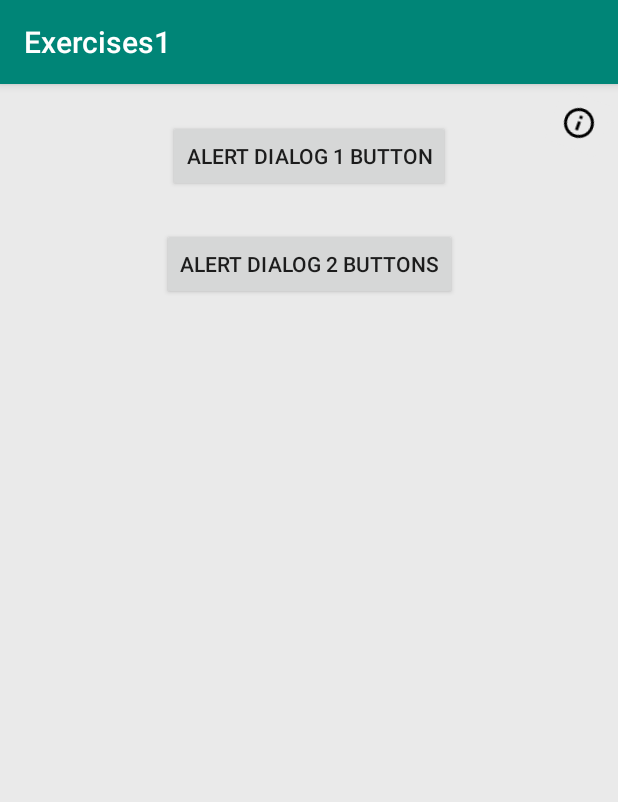
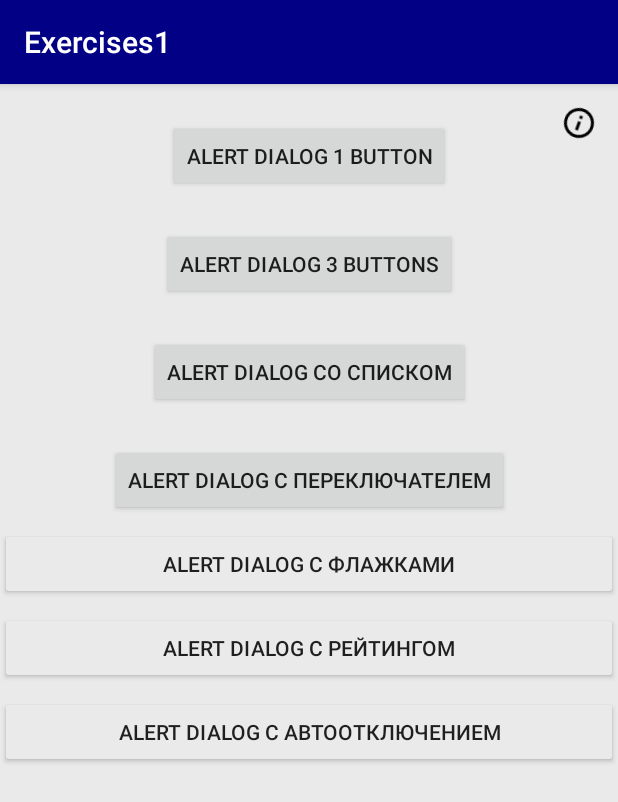
Before and after one commit to 2wiktor2/Exercises, an Android app: the screen it shows after launch (AndroidZadacha1), after a tap on "DIALOG'S", on a phone screen of 412 x 824 dp. Shown: the top 802 px of the screen. Run offline under Robolectric (Android 15) with nearby library versions, the phone set to English and light mode, and no system bars.

Commit message:
AndroidZadacha2 notificatins

```diff
--- a/app/src/main/AndroidManifest.xml
+++ b/app/src/main/AndroidManifest.xml
@@ -22,7 +22,8 @@
         <activity android:name=".Zadacha3" />
         <activity android:name=".Zadacha4" />
         <activity android:name=".Zadacha5" />
-        <activity android:name=".Zadacha6"></activity>
+        <activity android:name=".Zadacha6" />
+        <activity android:name=".AndroidZadacha2Activity"></activity>
     </application>
 
 </manifest>
--- a/app/src/main/java/com/wiktor/exercises1/MainActivity.java
+++ b/app/src/main/java/com/wiktor/exercises1/MainActivity.java
@@ -10,6 +10,7 @@ public class MainActivity extends AppCompatActivity implements View.OnClickListe
 
     Button exercise1, exercise2, exercise3,exercise4,exercise5, exercise6 ;
     Button exerciseAndroid1;
+    Button exerciseAndroid2;
 
 
     @Override
@@ -25,6 +26,7 @@ public class MainActivity extends AppCompatActivity implements View.OnClickListe
         exercise6 = findViewById(R.id.zadacha6);
 
         exerciseAndroid1 = findViewById(R.id.android_zadacha1);
+        exerciseAndroid2 = findViewById(R.id.android_zadacha2);
 
         exercise1.setOnClickListener(this);
         exercise2.setOnClickListener(this);
@@ -33,6 +35,7 @@ public class MainActivity extends AppCompatActivity implements View.OnClickListe
         exercise5.setOnClickListener(this);
         exercise6.setOnClickListener(this);
         exerciseAndroid1.setOnClickListener(this);
+        exerciseAndroid2.setOnClickListener(this);
     }
 
     @Override
@@ -67,6 +70,10 @@ public class MainActivity extends AppCompatActivity implements View.OnClickListe
                 Intent intent_android_zadacha1 = new Intent(this, AndroidZadacha1.class);
                 startActivity(intent_android_zadacha1);
                 break;
+                case R.id.android_zadacha2:
+                Intent intent_android_zadacha2 = new Intent(this, AndroidZadacha1.class);
+                startActivity(intent_android_zadacha2);
+                break;
         }
     }
 }
--- a/app/src/main/res/layout/android_zadacha1.xml
+++ b/app/src/main/res/layout/android_zadacha1.xml
@@ -22,10 +22,63 @@
         android:layout_width="wrap_content"
         android:layout_height="wrap_content"
         android:layout_marginTop="24dp"
-        android:text="Alert Dialog 2 Buttons"
+        android:text="Alert Dialog 3 Buttons"
         app:layout_constraintLeft_toLeftOf="parent"
         app:layout_constraintRight_toRightOf="parent"
         app:layout_constraintTop_toBottomOf="@+id/button_dialog1" />
+
+    <Button
+        android:id="@+id/button_dialog3"
+        android:layout_width="wrap_content"
+        android:layout_height="wrap_content"
+        android:layout_marginTop="24dp"
+        android:text="Alert Dialog со списком"
+        app:layout_constraintLeft_toLeftOf="parent"
+        app:layout_constraintRight_toRightOf="parent"
+        app:layout_constraintTop_toBottomOf="@+id/button_dialog2" />
+
+    <Button
+        android:id="@+id/button_dialog4"
+        android:layout_width="wrap_content"
+        android:layout_height="wrap_content"
+        android:layout_marginTop="24dp"
+        android:text="Alert Dialog с переключателем"
+        app:layout_constraintLeft_toLeftOf="parent"
+        app:layout_constraintRight_toRightOf="parent"
+        app:layout_constraintTop_toBottomOf="@+id/button_dialog3" />
+
+    <Button
+        android:id="@+id/button_dialog5"
+        android:layout_width="match_parent"
+        android:layout_height="wrap_content"
+        android:layout_marginTop="8dp"
+        android:text="Alert Dialog с флажками"
+        android:backgroundTint="@color/mainBackgroundColor"
+        app:layout_constraintLeft_toLeftOf="parent"
+        app:layout_constraintRight_toRightOf="parent"
+        app:layout_constraintTop_toBottomOf="@+id/button_dialog4" />
+    <Button
+        android:id="@+id/button_dialog6"
+        android:layout_width="match_parent"
+        android:layout_height="wrap_content"
+        android:layout_marginTop="8dp"
+        android:text="Alert Dialog с рейтингом"
+        app:layout_constraintLeft_toLeftOf="parent"
+        android:backgroundTint="@color/mainBackgroundColor"
+
+        app:layout_constraintRight_toRightOf="parent"
+        app:layout_constraintTop_toBottomOf="@+id/button_dialog5" />
+    <Button
+        android:id="@+id/button_dialog7"
+        android:layout_width="match_parent"
+        android:layout_height="wrap_content"
+        android:layout_marginTop="8dp"
+        android:backgroundTint="@color/mainBackgroundColor"
+
+        android:text="Alert Dialog с автоотключением"
+        app:layout_constraintLeft_toLeftOf="parent"
+        app:layout_constraintRight_toRightOf="parent"
+        app:layout_constraintTop_toBottomOf="@+id/button_dialog6" />
 
     <ImageButton
         android:id="@+id/button_info"
--- a/app/src/main/res/values/colors.xml
+++ b/app/src/main/res/values/colors.xml
@@ -1,7 +1,7 @@
 <?xml version="1.0" encoding="utf-8"?>
 <resources>
-    <color name="colorPrimary">#008577</color>
-    <color name="colorPrimaryDark">#00574B</color>
-    <color name="colorAccent">#D81B60</color>
+    <color name="colorPrimary">#020085</color>
+    <color name="colorPrimaryDark">#000757</color>
+    <color name="colorAccent">#320eff</color>
     <color name="mainBackgroundColor">#eaeaea</color>
 </resources>
--- a/app/src/main/res/values/strings.xml
+++ b/app/src/main/res/values/strings.xml
@@ -18,4 +18,7 @@
     <string name="zadacha5_uslovie2">
         Ввести название сезона года.  \n
         Получить месяцы этого сезона.</string>
+    <string name="infoDialogText">Испытания на практике диалоговых окон \n
+    slfkgjflgkjdfglkjdfglk\n
+     в несколько строк</string>
 </resources>
```
Also changed, not shown: app/src/main/java/com/wiktor/exercises1/AndroidZadacha1.java (+91 -17 lines), app/src/main/java/com/wiktor/exercises1/AndroidZadacha2Activity.java (added, +13 -0 lines), app/src/main/res/layout/activity_main.xml (+9 -0 lines), app/src/main/res/layout/android_zadacha2.xml (added, +9 -0 lines).
